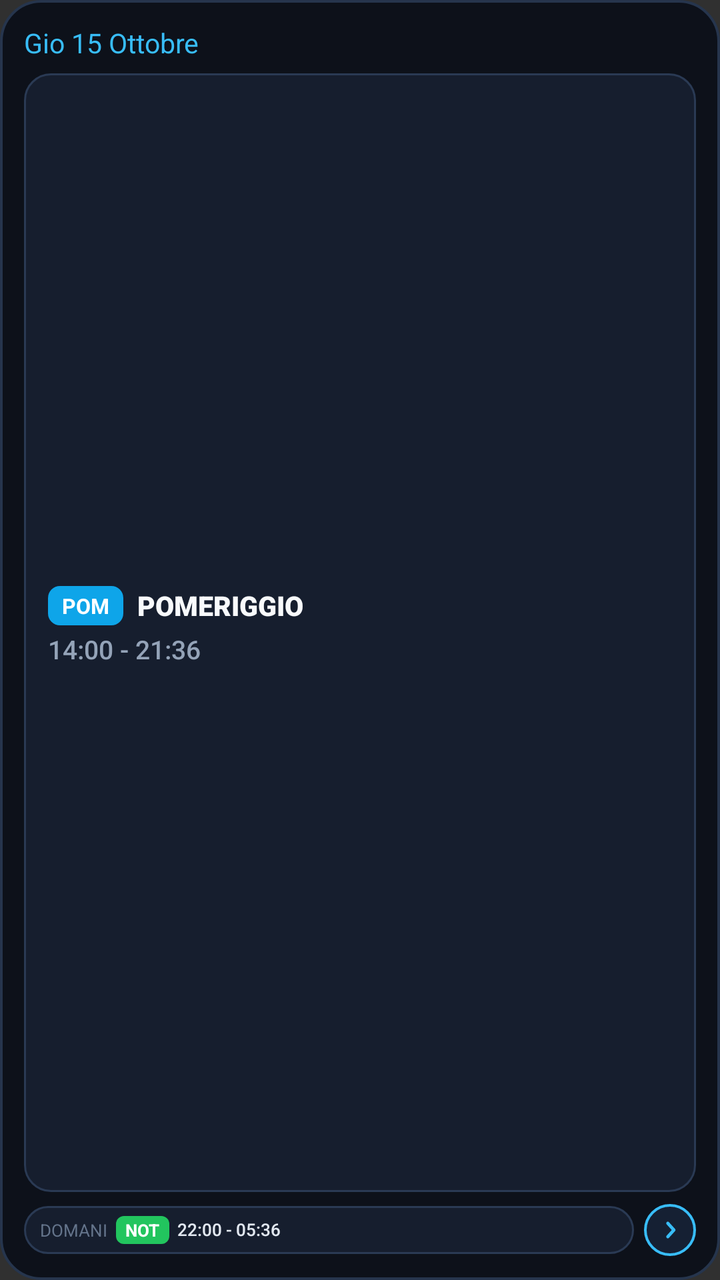
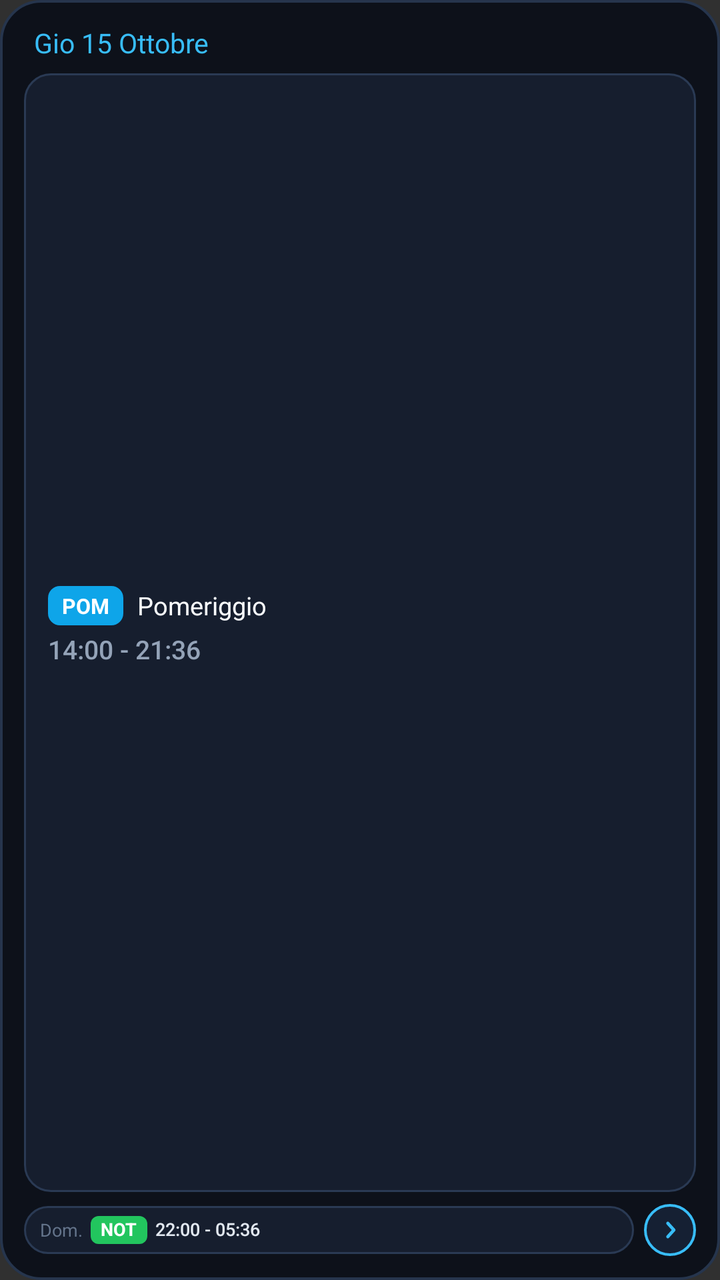

Two renders of the same Android screen: before a commit and after it. Below are the layout's source before the change and the commit's diff.
<!-- AndroidManifest.xml: application theme Theme.CalendarioTurni -->
<!-- res/layout/widget_today_tomorrow.xml -->
<?xml version="1.0" encoding="utf-8"?>
<LinearLayout xmlns:android="http://schemas.android.com/apk/res/android"
    android:id="@+id/widget_tt_root"
    android:layout_width="match_parent"
    android:layout_height="match_parent"
    android:background="@drawable/bg_widget_container"
    android:orientation="vertical"
    android:padding="12dp">

    
    <LinearLayout
        android:layout_width="match_parent"
        android:layout_height="wrap_content"
        android:gravity="center_vertical"
        android:orientation="horizontal"
        android:paddingBottom="6dp">

        <TextView
            android:id="@+id/widget_tt_header_date"
            android:layout_width="match_parent"
            android:layout_height="wrap_content"
            android:ellipsize="end"
            android:fontFamily="sans-serif-bold"
            android:maxLines="1"
            android:text="Gio 15 Ottobre"
            android:textColor="#38BDF8"
            android:textSize="13.5sp" />
    </LinearLayout>

    
    <LinearLayout
        android:id="@+id/widget_tt_today_card"
        android:layout_width="match_parent"
        android:layout_height="0dp"
        android:layout_weight="1"
        android:background="@drawable/bg_widget_card"
        android:gravity="center_vertical"
        android:orientation="vertical"
        android:paddingStart="12dp"
        android:paddingTop="8dp"
        android:paddingEnd="12dp"
        android:paddingBottom="8dp">

        <LinearLayout
            android:layout_width="match_parent"
            android:layout_height="wrap_content"
            android:gravity="center_vertical"
            android:orientation="horizontal">

            <TextView
                android:id="@+id/widget_tt_code_pill"
                android:layout_width="wrap_content"
                android:layout_height="wrap_content"
                android:background="@drawable/bg_widget_badge"
                android:paddingStart="7dp"
                android:paddingTop="2.5dp"
                android:paddingEnd="7dp"
                android:paddingBottom="2.5dp"
                android:text="POM"
                android:textColor="#FFFFFF"
                android:textSize="10.5sp"
                android:textStyle="bold" />

            <TextView
                android:id="@+id/widget_tt_shift_name"
                android:layout_width="0dp"
                android:layout_height="wrap_content"
                android:layout_marginStart="7dp"
                android:layout_weight="1"
                android:ellipsize="end"
                android:fontFamily="sans-serif-black"
                android:maxLines="1"
                android:text="POMERIGGIO"
                android:textColor="#F8FAFC"
                android:textSize="13.5sp" />
        </LinearLayout>

        <TextView
            android:id="@+id/widget_tt_shift_hours"
            android:layout_width="wrap_content"
            android:layout_height="wrap_content"
            android:layout_marginTop="3dp"
            android:fontFamily="sans-serif-medium"
            android:text="14:00 - 21:36"
            android:textColor="#94A3B8"
            android:textSize="13sp" />

        
        <LinearLayout
            android:id="@+id/widget_tt_extra_row"
            android:layout_width="match_parent"
            android:layout_height="wrap_content"
            android:layout_marginTop="6dp"
            android:gravity="center_vertical"
            android:orientation="horizontal">

            <TextView
                android:id="@+id/widget_tt_overtime_badge"
                android:layout_width="wrap_content"
                android:layout_height="wrap_content"
                android:layout_marginEnd="6dp"
                android:background="@drawable/bg_badge_amber"
                android:paddingStart="6dp"
                android:paddingTop="2dp"
                android:paddingEnd="6dp"
                android:paddingBottom="2dp"
                android:text="+2h Straordinario"
                android:textColor="#FFFFFF"
                android:textSize="10sp"
                android:textStyle="bold"
                android:visibility="gone" />

            <TextView
                android:id="@+id/widget_tt_oncall_badge"
                android:layout_width="wrap_content"
                android:layout_height="wrap_content"
                android:layout_marginEnd="6dp"
                android:background="@drawable/bg_badge_purple"
                android:paddingStart="6dp"
                android:paddingTop="2dp"
                android:paddingEnd="6dp"
                android:paddingBottom="2dp"
                android:text="🔔 Reperibile"
                android:textColor="#FFFFFF"
                android:textSize="10sp"
                android:textStyle="bold"
                android:visibility="gone" />

            <TextView
                android:id="@+id/widget_tt_trasferta_badge"
                android:layout_width="wrap_content"
                android:layout_height="wrap_content"
                android:background="@drawable/bg_badge_cyan"
                android:paddingStart="6dp"
                android:paddingTop="2dp"
                android:paddingEnd="6dp"
                android:paddingBottom="2dp"
                android:text="✈ Trasferta"
                android:textColor="#FFFFFF"
                android:textSize="10sp"
                android:textStyle="bold"
                android:visibility="gone" />
        </LinearLayout>

        
        <TextView
            android:id="@+id/widget_tt_notes"
            android:layout_width="match_parent"
            android:layout_height="wrap_content"
            android:layout_marginTop="5dp"
            android:ellipsize="end"
            android:fontFamily="sans-serif-medium"
            android:maxLines="2"
            android:textColor="#CBD5E1"
            android:textSize="10.5sp"
            android:visibility="gone" />
    </LinearLayout>

    
    <LinearLayout
        android:id="@+id/widget_tt_bottom_row"
        android:layout_width="match_parent"
        android:layout_height="wrap_content"
        android:layout_marginTop="6dp"
        android:gravity="center_vertical"
        android:orientation="horizontal">

        <LinearLayout
            android:id="@+id/widget_tt_tomorrow_card"
            android:layout_width="0dp"
            android:layout_height="wrap_content"
            android:layout_weight="1"
            android:background="@drawable/bg_widget_card"
            android:gravity="center_vertical"
            android:orientation="horizontal"
            android:paddingStart="8dp"
            android:paddingTop="5dp"
            android:paddingEnd="8dp"
            android:paddingBottom="5dp">

            <TextView
                android:id="@+id/widget_tt_tomorrow_label"
                android:layout_width="wrap_content"
                android:layout_height="wrap_content"
                android:fontFamily="sans-serif-bold"
                android:text="DOMANI"
                android:textColor="#64748B"
                android:textSize="8.5sp" />

            <TextView
                android:id="@+id/widget_tt_tomorrow_badge"
                android:layout_width="wrap_content"
                android:layout_height="wrap_content"
                android:layout_marginStart="4dp"
                android:background="@drawable/bg_badge_green"
                android:paddingStart="4.5dp"
                android:paddingTop="1dp"
                android:paddingEnd="4.5dp"
                android:paddingBottom="1dp"
                android:text="NOT"
                android:textColor="#FFFFFF"
                android:textSize="8.5sp"
                android:textStyle="bold" />

            <TextView
                android:id="@+id/widget_tt_tomorrow_shift"
                android:layout_width="0dp"
                android:layout_height="wrap_content"
                android:layout_marginStart="4dp"
                android:layout_weight="1"
                android:ellipsize="end"
                android:fontFamily="sans-serif-medium"
                android:includeFontPadding="false"
                android:maxLines="1"
                android:text="22:00 - 05:36"
                android:textColor="#E2E8F0"
                android:textSize="8.5sp" />
        </LinearLayout>

        
        <ImageView
            android:id="@+id/btn_tt_prev"
            android:layout_width="26dp"
            android:layout_height="26dp"
            android:layout_marginStart="5dp"
            android:background="@drawable/bg_widget_nav_btn"
            android:padding="5.5dp"
            android:scaleType="centerInside"
            android:src="@drawable/ic_widget_chevron_left"
            android:visibility="gone" />

        <ImageView
            android:id="@+id/btn_tt_next"
            android:layout_width="26dp"
            android:layout_height="26dp"
            android:layout_marginStart="5dp"
            android:background="@drawable/bg_widget_nav_btn"
            android:padding="5.5dp"
            android:scaleType="centerInside"
            android:src="@drawable/ic_widget_chevron_right" />
    </LinearLayout>

</LinearLayout>
<!-- resources referenced by this layout -->
<resources>
  <!-- drawable bg_badge_amber (drawable) -->
  ﻿<?xml version="1.0" encoding="utf-8"?>
  <shape xmlns:android="http://schemas.android.com/apk/res/android"
      android:shape="rectangle">
      <solid android:color="#F59E0B" />
      <corners android:radius="4dp" />
  </shape>
  <!-- drawable bg_badge_cyan (drawable) -->
  ﻿<?xml version="1.0" encoding="utf-8"?>
  <shape xmlns:android="http://schemas.android.com/apk/res/android"
      android:shape="rectangle">
      <solid android:color="#06B6D4" />
      <corners android:radius="4dp" />
  </shape>
  <!-- drawable bg_badge_green (drawable) -->
  ﻿<?xml version="1.0" encoding="utf-8"?>
  <shape xmlns:android="http://schemas.android.com/apk/res/android"
      android:shape="rectangle">
      <solid android:color="#22C55E" />
      <corners android:radius="4dp" />
  </shape>
  <!-- drawable bg_badge_purple (drawable) -->
  <?xml version="1.0" encoding="utf-8"?>
  <shape xmlns:android="http://schemas.android.com/apk/res/android"
      android:shape="rectangle">
      <solid android:color="#8B5CF6" />
      <corners android:radius="4dp" />
  </shape>
  <!-- drawable bg_widget_badge (drawable) -->
  <?xml version="1.0" encoding="utf-8"?>
  <shape xmlns:android="http://schemas.android.com/apk/res/android"
      android:shape="rectangle">
      <solid android:color="#0EA5E9" />
      <corners android:radius="6dp" />
  </shape>
  <!-- drawable bg_widget_card (drawable) -->
  <?xml version="1.0" encoding="utf-8"?>
  <shape xmlns:android="http://schemas.android.com/apk/res/android"
      android:shape="rectangle">
      <solid android:color="#161E2E" />
      <corners android:radius="13dp" />
      <stroke
          android:width="1dp"
          android:color="#2A3A54" />
  </shape>
  <!-- drawable bg_widget_container (drawable) -->
  <?xml version="1.0" encoding="utf-8"?>
  <shape xmlns:android="http://schemas.android.com/apk/res/android"
      android:shape="rectangle">
      <solid android:color="#0D111A" />
      <corners android:radius="20dp" />
      <stroke
          android:width="1.2dp"
          android:color="#26354D" />
  </shape>
  <!-- drawable bg_widget_nav_btn (drawable) -->
  <?xml version="1.0" encoding="utf-8"?>
  <shape xmlns:android="http://schemas.android.com/apk/res/android"
      android:shape="oval">
      <solid android:color="#152033" />
      <stroke
          android:width="1.2dp"
          android:color="#38BDF8" />
  </shape>
  <!-- drawable ic_widget_chevron_left (drawable) -->
  <?xml version="1.0" encoding="utf-8"?>
  <vector xmlns:android="http://schemas.android.com/apk/res/android"
      android:width="24dp"
      android:height="24dp"
      android:viewportWidth="24"
      android:viewportHeight="24">
      <path
          android:fillColor="#00000000"
          android:strokeColor="#38BDF8"
          android:strokeWidth="2.6"
          android:strokeLineCap="round"
          android:strokeLineJoin="round"
          android:pathData="M 13.8, 6.5 L 8.8, 12.0 L 13.8, 17.5" />
  </vector>
  <!-- drawable ic_widget_chevron_right (drawable) -->
  <?xml version="1.0" encoding="utf-8"?>
  <vector xmlns:android="http://schemas.android.com/apk/res/android"
      android:width="24dp"
      android:height="24dp"
      android:viewportWidth="24"
      android:viewportHeight="24">
      <path
          android:fillColor="#00000000"
          android:strokeColor="#38BDF8"
          android:strokeWidth="2.6"
          android:strokeLineCap="round"
          android:strokeLineJoin="round"
          android:pathData="M 10.2, 6.5 L 15.2, 12.0 L 10.2, 17.5" />
  </vector>
  <style name="Theme.CalendarioTurni" parent="android:Theme.Material.NoActionBar">
          <item name="android:statusBarColor">#0F131C</item>
          <item name="android:navigationBarColor">#0F131C</item>
      </style>
</resources>

<!-- the commit's change to res/layout/widget_today_tomorrow.xml (unified diff, before → after) -->
@@ -13,6 +13,8 @@
         android:layout_height="wrap_content"
         android:gravity="center_vertical"
         android:orientation="horizontal"
+        android:paddingStart="5dp"
+        android:paddingEnd="5dp"
         android:paddingBottom="6dp">
 
         <TextView
@@ -68,11 +70,12 @@
                 android:layout_marginStart="7dp"
                 android:layout_weight="1"
                 android:ellipsize="end"
-                android:fontFamily="sans-serif-black"
+                android:fontFamily="sans-serif-bold"
+                android:singleLine="true"
                 android:maxLines="1"
-                android:text="POMERIGGIO"
+                android:text="Pomeriggio"
                 android:textColor="#F8FAFC"
-                android:textSize="13.5sp" />
+                android:textSize="12.5sp" />
         </LinearLayout>
 
         <TextView
@@ -183,9 +186,9 @@
                 android:layout_width="wrap_content"
                 android:layout_height="wrap_content"
                 android:fontFamily="sans-serif-bold"
-                android:text="DOMANI"
+                android:text="Dom."
                 android:textColor="#64748B"
-                android:textSize="8.5sp" />
+                android:textSize="9sp" />
 
             <TextView
                 android:id="@+id/widget_tt_tomorrow_badge"
@@ -193,13 +196,16 @@
                 android:layout_height="wrap_content"
                 android:layout_marginStart="4dp"
                 android:background="@drawable/bg_badge_green"
-                android:paddingStart="4.5dp"
-                android:paddingTop="1dp"
-                android:paddingEnd="4.5dp"
-                android:paddingBottom="1dp"
+                android:paddingStart="5dp"
+                android:paddingTop="1.5dp"
+                android:paddingEnd="5dp"
+                android:paddingBottom="1.5dp"
+                android:singleLine="true"
+                android:maxLines="1"
+                android:includeFontPadding="false"
                 android:text="NOT"
                 android:textColor="#FFFFFF"
-                android:textSize="8.5sp"
+                android:textSize="9sp"
                 android:textStyle="bold" />
 
             <TextView
@@ -211,10 +217,11 @@
                 android:ellipsize="end"
                 android:fontFamily="sans-serif-medium"
                 android:includeFontPadding="false"
+                android:singleLine="true"
                 android:maxLines="1"
                 android:text="22:00 - 05:36"
                 android:textColor="#E2E8F0"
-                android:textSize="8.5sp" />
+                android:textSize="9sp" />
         </LinearLayout>
 
         
